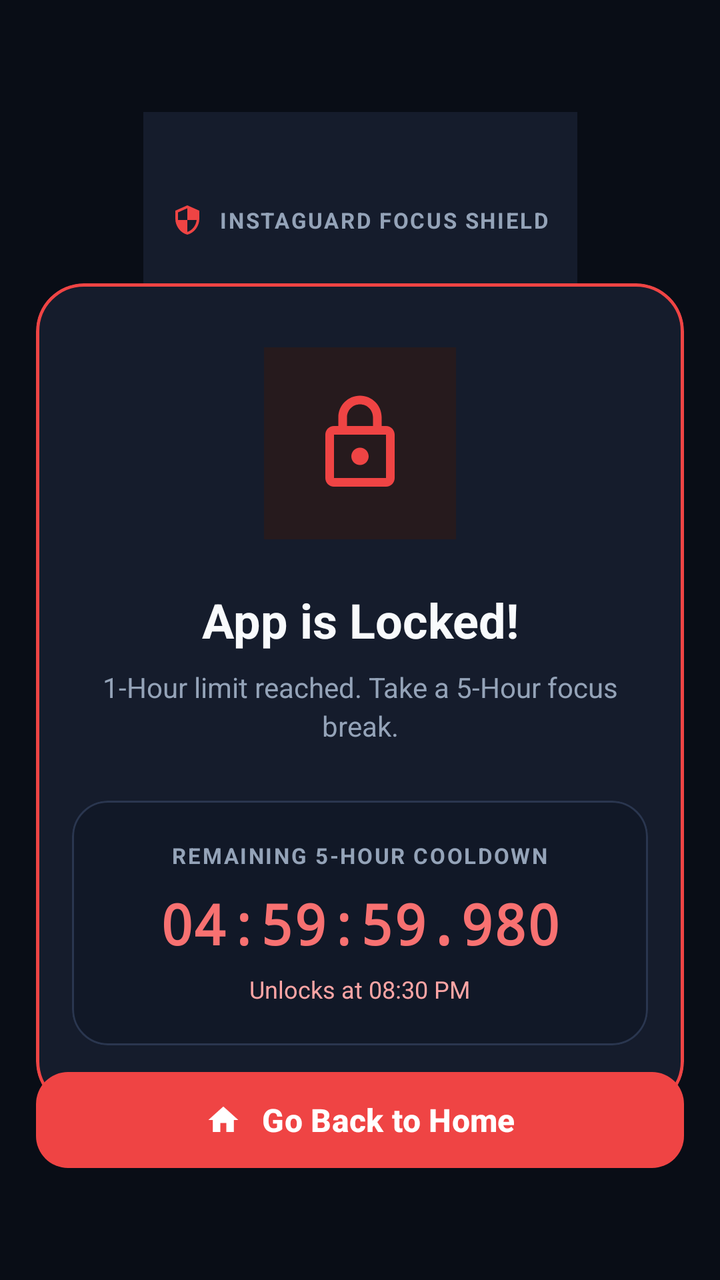
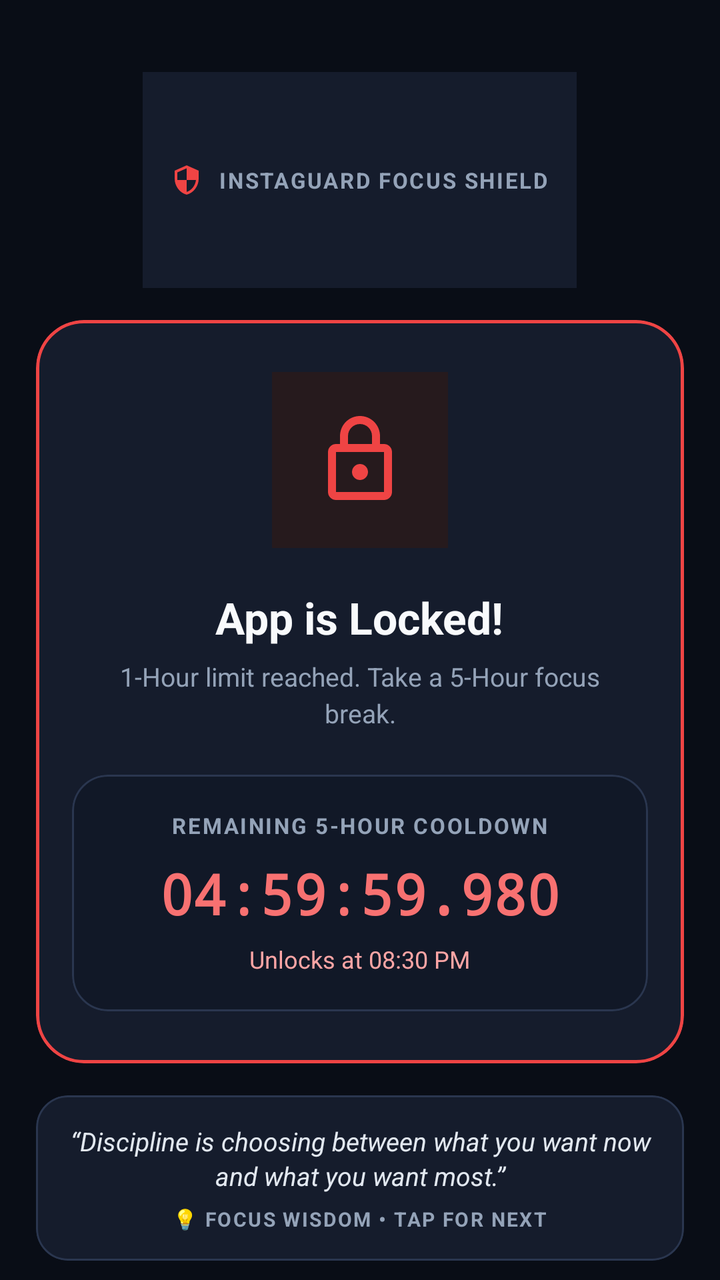

Before-and-after screenshots of an Android layout around one commit, followed by the original layout XML and the change that was made.
<!-- AndroidManifest.xml: activity theme Theme.InstaGuard.LockScreen -->
<!-- res/layout/activity_lock_screen.xml -->
<?xml version="1.0" encoding="utf-8"?>
<androidx.constraintlayout.widget.ConstraintLayout xmlns:android="http://schemas.android.com/apk/res/android"
    xmlns:app="http://schemas.android.com/apk/res-auto"
    xmlns:tools="http://schemas.android.com/tools"
    android:layout_width="match_parent"
    android:layout_height="match_parent"
    android:background="@color/lock_bg"
    android:paddingHorizontal="18dp"
    android:paddingVertical="24dp">

    
    <LinearLayout
        android:id="@+id/layoutTopBadge"
        android:layout_width="wrap_content"
        android:layout_height="wrap_content"
        android:layout_marginTop="32dp"
        android:background="@drawable/ic_launcher_background"
        android:backgroundTint="@color/lock_surface"
        android:gravity="center_vertical"
        android:orientation="horizontal"
        android:paddingHorizontal="14dp"
        android:paddingVertical="8dp"
        app:layout_constraintEnd_toEndOf="parent"
        app:layout_constraintStart_toStartOf="parent"
        app:layout_constraintTop_toTopOf="parent">

        <ImageView
            android:layout_width="16dp"
            android:layout_height="16dp"
            android:src="@drawable/ic_shield"
            app:tint="@color/lock_accent_red"
            android:contentDescription="@null" />

        <TextView
            android:id="@+id/tvLockBadgeTitle"
            android:layout_width="wrap_content"
            android:layout_height="wrap_content"
            android:layout_marginStart="8dp"
            android:text="INSTAGUARD FOCUS SHIELD"
            android:textColor="@color/lock_text_secondary"
            android:textSize="11sp"
            android:textStyle="bold"
            android:letterSpacing="0.08" />
    </LinearLayout>

    
    <com.google.android.material.card.MaterialCardView
        android:id="@+id/cardLockContainer"
        android:layout_width="match_parent"
        android:layout_height="wrap_content"
        app:cardCornerRadius="24dp"
        app:cardElevation="0dp"
        app:strokeWidth="1.5dp"
        app:strokeColor="@color/lock_accent_red"
        app:cardBackgroundColor="@color/lock_surface"
        app:layout_constraintBottom_toTopOf="@+id/btnGoHome"
        app:layout_constraintEnd_toEndOf="parent"
        app:layout_constraintStart_toStartOf="parent"
        app:layout_constraintTop_toBottomOf="@+id/layoutTopBadge">

        <LinearLayout
            android:layout_width="match_parent"
            android:layout_height="wrap_content"
            android:gravity="center_horizontal"
            android:orientation="vertical"
            android:paddingVertical="32dp"
            android:paddingHorizontal="18dp">

            
            <FrameLayout
                android:id="@+id/frameLockIcon"
                android:layout_width="96dp"
                android:layout_height="96dp"
                android:background="@drawable/ic_launcher_background"
                android:backgroundTint="#261A1D"
                android:padding="22dp">

                <ImageView
                    android:id="@+id/imgLockIcon"
                    android:layout_width="match_parent"
                    android:layout_height="match_parent"
                    android:src="@drawable/ic_lock"
                    app:tint="@color/lock_accent_red"
                    android:contentDescription="@string/lock_screen_title" />
            </FrameLayout>

            
            <TextView
                android:id="@+id/tvLockTitle"
                android:layout_width="wrap_content"
                android:layout_height="wrap_content"
                android:layout_marginTop="24dp"
                android:text="App is Locked!"
                android:textAlignment="center"
                android:textColor="@color/lock_text_primary"
                android:textSize="24sp"
                android:textStyle="bold" />

            
            <TextView
                android:id="@+id/tvLockSubtitle"
                android:layout_width="wrap_content"
                android:layout_height="wrap_content"
                android:layout_marginTop="8dp"
                android:paddingHorizontal="12dp"
                android:text="1-Hour limit reached. Take a 5-Hour focus break."
                android:textAlignment="center"
                android:textColor="@color/lock_text_secondary"
                android:textSize="14sp"
                android:lineSpacingExtra="3dp" />

            
            <com.google.android.material.card.MaterialCardView
                android:layout_width="match_parent"
                android:layout_height="wrap_content"
                android:layout_marginTop="28dp"
                app:cardCornerRadius="18dp"
                app:cardElevation="0dp"
                app:strokeWidth="1dp"
                app:strokeColor="#2A364F"
                app:cardBackgroundColor="@color/lock_timer_bg">

                <LinearLayout
                    android:layout_width="match_parent"
                    android:layout_height="wrap_content"
                    android:gravity="center"
                    android:orientation="vertical"
                    android:paddingVertical="20dp"
                    android:paddingHorizontal="10dp">

                    <TextView
                        android:layout_width="wrap_content"
                        android:layout_height="wrap_content"
                        android:text="REMAINING 5-HOUR COOLDOWN"
                        android:textColor="@color/lock_text_secondary"
                        android:textSize="11sp"
                        android:textStyle="bold"
                        android:letterSpacing="0.08" />

                    
                    <TextView
                        android:id="@+id/tvCountdownTimer"
                        android:layout_width="match_parent"
                        android:layout_height="wrap_content"
                        android:layout_marginTop="8dp"
                        android:fontFamily="monospace"
                        android:gravity="center"
                        android:maxLines="1"
                        android:singleLine="true"
                        android:ellipsize="none"
                        android:text="04:59:59.980"
                        android:textColor="#F87171"
                        android:textSize="28sp"
                        android:textStyle="bold"
                        app:autoSizeTextType="uniform"
                        app:autoSizeMinTextSize="16sp"
                        app:autoSizeMaxTextSize="28sp"
                        app:autoSizeStepGranularity="1sp" />

                    <TextView
                        android:id="@+id/tvUnlockTimeEstimate"
                        android:layout_width="wrap_content"
                        android:layout_height="wrap_content"
                        android:layout_marginTop="6dp"
                        android:text="Unlocks at 08:30 PM"
                        android:textColor="#FCA5A5"
                        android:textSize="12sp" />
                </LinearLayout>
            </com.google.android.material.card.MaterialCardView>

        </LinearLayout>
    </com.google.android.material.card.MaterialCardView>

    
    <com.google.android.material.button.MaterialButton
        android:id="@+id/btnGoHome"
        android:layout_width="match_parent"
        android:layout_height="56dp"
        android:layout_marginBottom="28dp"
        android:text="@string/btn_go_home"
        android:textColor="#FFFFFF"
        android:textSize="16sp"
        android:textStyle="bold"
        app:backgroundTint="@color/lock_accent_red"
        app:cornerRadius="16dp"
        app:icon="@drawable/ic_home"
        app:iconGravity="textStart"
        app:iconPadding="10dp"
        app:iconTint="#FFFFFF"
        app:layout_constraintBottom_toBottomOf="parent"
        app:layout_constraintEnd_toEndOf="parent"
        app:layout_constraintStart_toStartOf="parent" />

</androidx.constraintlayout.widget.ConstraintLayout>
<!-- resources referenced by this layout -->
<resources>
  <color name="lock_accent_red">#EF4444</color>
  <color name="lock_bg">#090D16</color>
  <color name="lock_surface">#151C2C</color>
  <color name="lock_text_primary">#F8FAFC</color>
  <color name="lock_text_secondary">#94A3B8</color>
  <color name="lock_timer_bg">#111827</color>
  <!-- drawable ic_home (drawable) -->
  <vector xmlns:android="http://schemas.android.com/apk/res/android"
      android:width="24dp"
      android:height="24dp"
      android:viewportWidth="24"
      android:viewportHeight="24">
      <path
          android:fillColor="#FFFFFFFF"
          android:pathData="M10,20v-6h4v6h5v-8h3L12,3 2,12h3v8z" />
  </vector>
  <!-- drawable ic_launcher_background (drawable) -->
  <?xml version="1.0" encoding="utf-8"?>
  <vector xmlns:android="http://schemas.android.com/apk/res/android"
      android:width="108dp"
      android:height="108dp"
      android:viewportWidth="108"
      android:viewportHeight="108">
      <path
          android:fillColor="#4F46E5"
          android:pathData="M0,0h108v108h-108z" />
  </vector>
  <!-- drawable ic_lock (drawable) -->
  <vector xmlns:android="http://schemas.android.com/apk/res/android"
      android:width="24dp"
      android:height="24dp"
      android:viewportWidth="24"
      android:viewportHeight="24">
      <path
          android:fillColor="#FFFFFFFF"
          android:pathData="M18,8h-1V6c0,-2.76 -2.24,-5 -5,-5S7,3.24 7,6v2H6c-1.1,0 -2,0.9 -2,2v10c0,1.1 0.9,2 2,2h12c1.1,0 2,-0.9 2,-2V10c0,-1.1 -0.9,-2 -2,-2zM9,6c0,-1.66 1.34,-3 3,-3s3,1.34 3,3v2H9V6zm9,14H6V10h12v10zm-6,-3c1.1,0 2,-0.9 2,-2s-0.9,-2 -2,-2 -2,0.9 -2,2 0.9,2 2,2z" />
  </vector>
  <!-- drawable ic_shield (drawable) -->
  <vector xmlns:android="http://schemas.android.com/apk/res/android"
      android:width="24dp"
      android:height="24dp"
      android:viewportWidth="24"
      android:viewportHeight="24">
      <path
          android:fillColor="#FFFFFFFF"
          android:pathData="M12,1L3,5v6c0,5.55 3.84,10.74 9,12c5.16,-1.26 9,-6.45 9,-12V5L12,1zM12,11.99h7c-0.53,4.12 -3.28,7.79 -7,8.94V12H5V6.3l7,-3.11V11.99z" />
  </vector>
  <string name="btn_go_home">Go Back to Home</string>
  <string name="lock_screen_title">App is Locked!</string>
  <style name="Theme.InstaGuard.LockScreen" parent="Theme.Material3.Dark.NoActionBar">
          <item name="android:windowBackground">@color/lock_bg</item>
          <item name="android:statusBarColor">@color/lock_bg</item>
          <item name="android:navigationBarColor">@color/lock_bg</item>
          <item name="android:windowLightStatusBar" tools:targetApi="m">false</item>
          <item name="android:windowLightNavigationBar" tools:targetApi="o_mr1">false</item>
          <item name="android:windowAnimationStyle">@null</item>
      </style>
</resources>

<!-- the commit's change to res/layout/activity_lock_screen.xml (unified diff, before → after) -->
@@ -1,194 +1,256 @@
 <?xml version="1.0" encoding="utf-8"?>
-<androidx.constraintlayout.widget.ConstraintLayout xmlns:android="http://schemas.android.com/apk/res/android"
+<androidx.core.widget.NestedScrollView xmlns:android="http://schemas.android.com/apk/res/android"
     xmlns:app="http://schemas.android.com/apk/res-auto"
     xmlns:tools="http://schemas.android.com/tools"
     android:layout_width="match_parent"
     android:layout_height="match_parent"
-    android:background="@color/lock_bg"
-    android:paddingHorizontal="18dp"
-    android:paddingVertical="24dp">
-
-    
+    android:fillViewport="true"
+    android:background="@color/lock_bg">
+
     <LinearLayout
-        android:id="@+id/layoutTopBadge"
-        android:layout_width="wrap_content"
+        android:layout_width="match_parent"
         android:layout_height="wrap_content"
-        android:layout_marginTop="32dp"
-        android:background="@drawable/ic_launcher_background"
-        android:backgroundTint="@color/lock_surface"
-        android:gravity="center_vertical"
-        android:orientation="horizontal"
-        android:paddingHorizontal="14dp"
-        android:paddingVertical="8dp"
-        app:layout_constraintEnd_toEndOf="parent"
-        app:layout_constraintStart_toStartOf="parent"
-        app:layout_constraintTop_toTopOf="parent">
-
-        <ImageView
-            android:layout_width="16dp"
-            android:layout_height="16dp"
-            android:src="@drawable/ic_shield"
-            app:tint="@color/lock_accent_red"
-            android:contentDescription="@null" />
-
-        <TextView
-            android:id="@+id/tvLockBadgeTitle"
+        android:orientation="vertical"
+        android:gravity="center_horizontal"
+        android:paddingHorizontal="18dp"
+        android:paddingVertical="20dp">
+
+        
+        <LinearLayout
+            android:id="@+id/layoutTopBadge"
             android:layout_width="wrap_content"
             android:layout_height="wrap_content"
-            android:layout_marginStart="8dp"
-            android:text="INSTAGUARD FOCUS SHIELD"
-            android:textColor="@color/lock_text_secondary"
-            android:textSize="11sp"
-            android:textStyle="bold"
-            android:letterSpacing="0.08" />
-    </LinearLayout>
-
-    
-    <com.google.android.material.card.MaterialCardView
-        android:id="@+id/cardLockContainer"
-        android:layout_width="match_parent"
-        android:layout_height="wrap_content"
-        app:cardCornerRadius="24dp"
-        app:cardElevation="0dp"
-        app:strokeWidth="1.5dp"
-        app:strokeColor="@color/lock_accent_red"
-        app:cardBackgroundColor="@color/lock_surface"
-        app:layout_constraintBottom_toTopOf="@+id/btnGoHome"
-        app:layout_constraintEnd_toEndOf="parent"
-        app:layout_constraintStart_toStartOf="parent"
-        app:layout_constraintTop_toBottomOf="@+id/layoutTopBadge">
-
-        <LinearLayout
-            android:layout_width="match_parent"
-            android:layout_height="wrap_content"
-            android:gravity="center_horizontal"
-            android:orientation="vertical"
-            android:paddingVertical="32dp"
-            android:paddingHorizontal="18dp">
-
-            
-            <FrameLayout
-                android:id="@+id/frameLockIcon"
-                android:layout_width="96dp"
-                android:layout_height="96dp"
-                android:background="@drawable/ic_launcher_background"
-                android:backgroundTint="#261A1D"
-                android:padding="22dp">
-
-                <ImageView
-                    android:id="@+id/imgLockIcon"
-                    android:layout_width="match_parent"
-                    android:layout_height="match_parent"
-                    android:src="@drawable/ic_lock"
-                    app:tint="@color/lock_accent_red"
-                    android:contentDescription="@string/lock_screen_title" />
-            </FrameLayout>
-
-            
+            android:layout_marginTop="16dp"
+            android:background="@drawable/ic_launcher_background"
+            android:backgroundTint="@color/lock_surface"
+            android:gravity="center_vertical"
+            android:orientation="horizontal"
+            android:paddingHorizontal="14dp"
+            android:paddingVertical="8dp">
+
+            <ImageView
+                android:layout_width="16dp"
+                android:layout_height="16dp"
+                android:src="@drawable/ic_shield"
+                app:tint="@color/lock_accent_red"
+                android:contentDescription="@null" />
+
             <TextView
-                android:id="@+id/tvLockTitle"
+                android:id="@+id/tvLockBadgeTitle"
                 android:layout_width="wrap_content"
                 android:layout_height="wrap_content"
-                android:layout_marginTop="24dp"
-                android:text="App is Locked!"
-                android:textAlignment="center"
-                android:textColor="@color/lock_text_primary"
-                android:textSize="24sp"
-                android:textStyle="bold" />
-
-            
-            <TextView
-                android:id="@+id/tvLockSubtitle"
-                android:layout_width="wrap_content"
-                android:layout_height="wrap_content"
-                android:layout_marginTop="8dp"
-                android:paddingHorizontal="12dp"
-                android:text="1-Hour limit reached. Take a 5-Hour focus break."
-                android:textAlignment="center"
+                android:layout_marginStart="8dp"
+                android:text="INSTAGUARD FOCUS SHIELD"
                 android:textColor="@color/lock_text_secondary"
-                android:textSize="14sp"
-                android:lineSpacingExtra="3dp" />
-
-            
-            <com.google.android.material.card.MaterialCardView
+                android:textSize="11sp"
+                android:textStyle="bold"
+                android:letterSpacing="0.08" />
+        </LinearLayout>
+
+        
+        <com.google.android.material.card.MaterialCardView
+            android:id="@+id/cardLockContainer"
+            android:layout_width="match_parent"
+            android:layout_height="wrap_content"
+            android:layout_marginTop="16dp"
+            app:cardCornerRadius="24dp"
+            app:cardElevation="0dp"
+            app:strokeWidth="1.5dp"
+            app:strokeColor="@color/lock_accent_red"
+            app:cardBackgroundColor="@color/lock_surface">
+
+            <LinearLayout
                 android:layout_width="match_parent"
                 android:layout_height="wrap_content"
-                android:layout_marginTop="28dp"
-                app:cardCornerRadius="18dp"
-                app:cardElevation="0dp"
-                app:strokeWidth="1dp"
-                app:strokeColor="#2A364F"
-                app:cardBackgroundColor="@color/lock_timer_bg">
-
-                <LinearLayout
+                android:gravity="center_horizontal"
+                android:orientation="vertical"
+                android:paddingVertical="26dp"
+                android:paddingHorizontal="18dp">
+
+                
+                <FrameLayout
+                    android:id="@+id/frameLockIcon"
+                    android:layout_width="88dp"
+                    android:layout_height="88dp"
+                    android:background="@drawable/ic_launcher_background"
+                    android:backgroundTint="#261A1D"
+                    android:padding="20dp">
+
+                    <ImageView
+                        android:id="@+id/imgLockIcon"
+                        android:layout_width="match_parent"
+                        android:layout_height="match_parent"
+                        android:src="@drawable/ic_lock"
+                        app:tint="@color/lock_accent_red"
+                        android:contentDescription="@string/lock_screen_title" />
+                </FrameLayout>
+
+                
+                <TextView
+                    android:id="@+id/tvLockTitle"
+                    android:layout_width="wrap_content"
+                    android:layout_height="wrap_content"
+                    android:layout_marginTop="20dp"
+                    android:text="App is Locked!"
+                    android:textAlignment="center"
+                    android:textColor="@color/lock_text_primary"
+                    android:textSize="22sp"
+                    android:textStyle="bold" />
+
+                
+                <TextView
+                    android:id="@+id/tvLockSubtitle"
+                    android:layout_width="wrap_content"
+                    android:layout_height="wrap_content"
+                    android:layout_marginTop="6dp"
+                    android:paddingHorizontal="12dp"
+                    android:text="1-Hour limit reached. Take a 5-Hour focus break."
+                    android:textAlignment="center"
+                    android:textColor="@color/lock_text_secondary"
+                    android:textSize="13sp"
+                    android:lineSpacingExtra="3dp" />
+
+                
+                <com.google.android.material.card.MaterialCardView
                     android:layout_width="match_parent"
                     android:layout_height="wrap_content"
-                    android:gravity="center"
-                    android:orientation="vertical"
-                    android:paddingVertical="20dp"
-                    android:paddingHorizontal="10dp">
-
-                    <TextView
-                        android:layout_width="wrap_content"
-                        android:layout_height="wrap_content"
-                        android:text="REMAINING 5-HOUR COOLDOWN"
-                        android:textColor="@color/lock_text_secondary"
-                        android:textSize="11sp"
-                        android:textStyle="bold"
-                        android:letterSpacing="0.08" />
-
-                    
-                    <TextView
-                        android:id="@+id/tvCountdownTimer"
+                    android:layout_marginTop="22dp"
+                    app:cardCornerRadius="18dp"
+                    app:cardElevation="0dp"
+                    app:strokeWidth="1dp"
+                    app:strokeColor="#2A364F"
+                    app:cardBackgroundColor="@color/lock_timer_bg">
+
+                    <LinearLayout
                         android:layout_width="match_parent"
                         android:layout_height="wrap_content"
-                        android:layout_marginTop="8dp"
-                        android:fontFamily="monospace"
                         android:gravity="center"
-                        android:maxLines="1"
-                        android:singleLine="true"
-                        android:ellipsize="none"
-                        android:text="04:59:59.980"
-                        android:textColor="#F87171"
-                        android:textSize="28sp"
-                        android:textStyle="bold"
-                        app:autoSizeTextType="uniform"
-                        app:autoSizeMinTextSize="16sp"
-                        app:autoSizeMaxTextSize="28sp"
-                        app:autoSizeStepGranularity="1sp" />
-
-                    <TextView
-                        android:id="@+id/tvUnlockTimeEstimate"
-                        android:layout_width="wrap_content"
-                        android:layout_height="wrap_content"
-                        android:layout_marginTop="6dp"
-                        android:text="Unlocks at 08:30 PM"
-                        android:textColor="#FCA5A5"
-                        android:textSize="12sp" />
-                </LinearLayout>
-            </com.google.android.material.card.MaterialCardView>
-
-        </LinearLayout>
-    </com.google.android.material.card.MaterialCardView>
-
-    
-    <com.google.android.material.button.MaterialButton
-        android:id="@+id/btnGoHome"
-        android:layout_width="match_parent"
-        android:layout_height="56dp"
-        android:layout_marginBottom="28dp"
-        android:text="@string/btn_go_home"
-        android:textColor="#FFFFFF"
-        android:textSize="16sp"
-        android:textStyle="bold"
-        app:backgroundTint="@color/lock_accent_red"
-        app:cornerRadius="16dp"
-        app:icon="@drawable/ic_home"
-        app:iconGravity="textStart"
-        app:iconPadding="10dp"
-        app:iconTint="#FFFFFF"
-        app:layout_constraintBottom_toBottomOf="parent"
-        app:layout_constraintEnd_toEndOf="parent"
-        app:layout_constraintStart_toStartOf="parent" />
-
-</androidx.constraintlayout.widget.ConstraintLayout>
+                        android:orientation="vertical"
+                        android:paddingVertical="18dp"
+                        android:paddingHorizontal="10dp">
+
+                        <TextView
+                            android:layout_width="wrap_content"
+                            android:layout_height="wrap_content"
+                            android:text="REMAINING 5-HOUR COOLDOWN"
+                            android:textColor="@color/lock_text_secondary"
+                            android:textSize="11sp"
+                            android:textStyle="bold"
+                            android:letterSpacing="0.08" />
+
+                        
+                        <TextView
+                            android:id="@+id/tvCountdownTimer"
+                            android:layout_width="match_parent"
+                            android:layout_height="wrap_content"
+                            android:layout_marginTop="8dp"
+                            android:fontFamily="monospace"
+                            android:gravity="center"
+                            android:maxLines="1"
+                            android:singleLine="true"
+                            android:ellipsize="none"
+                            android:text="04:59:59.980"
+                            android:textColor="#F87171"
+                            android:textSize="28sp"
+                            android:textStyle="bold"
+                            app:autoSizeTextType="uniform"
+                            app:autoSizeMinTextSize="16sp"
+                            app:autoSizeMaxTextSize="28sp"
+                            app:autoSizeStepGranularity="1sp" />
+
+                        <TextView
+                            android:id="@+id/tvUnlockTimeEstimate"
+                            android:layout_width="wrap_content"
+                            android:layout_height="wrap_content"
+                            android:layout_marginTop="6dp"
+                            android:text="Unlocks at 08:30 PM"
+                            android:textColor="#FCA5A5"
+                            android:textSize="12sp" />
+                    </LinearLayout>
+                </com.google.android.material.card.MaterialCardView>
+
+            </LinearLayout>
+        </com.google.android.material.card.MaterialCardView>
+
+        
+        <com.google.android.material.card.MaterialCardView
+            android:id="@+id/cardMotivationalQuote"
+            android:layout_width="match_parent"
+            android:layout_height="wrap_content"
+            android:layout_marginTop="16dp"
+            android:clickable="true"
+            android:focusable="true"
+            android:foreground="?attr/selectableItemBackground"
+            app:cardCornerRadius="16dp"
+            app:cardElevation="0dp"
+            app:strokeWidth="1dp"
+            app:strokeColor="#2A364F"
+            app:cardBackgroundColor="@color/lock_surface">
+
+            <LinearLayout
+                android:layout_width="match_parent"
+                android:layout_height="wrap_content"
+                android:orientation="vertical"
+                android:gravity="center_horizontal"
+                android:paddingHorizontal="16dp"
+                android:paddingVertical="14dp">
+
+                <TextView
+                    android:id="@+id/tvMotivationalQuote"
+                    android:layout_width="match_parent"
+                    android:layout_height="wrap_content"
+                    android:text="“Discipline is choosing between what you want now and what you want most.”"
+                    android:textAlignment="center"
+                    android:textColor="#E2E8F0"
+                    android:textSize="13sp"
+                    android:textStyle="italic"
+                    android:lineSpacingExtra="2dp" />
+
+                <TextView
+                    android:id="@+id/tvQuoteAuthor"
+                    android:layout_width="wrap_content"
+                    android:layout_height="wrap_content"
+                    android:layout_marginTop="6dp"
+                    android:text="💡 FOCUS WISDOM • TAP FOR NEXT"
+                    android:textColor="#94A3B8"
+                    android:textSize="10sp"
+                    android:letterSpacing="0.08"
+                    android:textStyle="bold" />
+            </LinearLayout>
+        </com.google.android.material.card.MaterialCardView>
+
+        
+        <com.google.android.material.button.MaterialButton
+            android:id="@+id/btnGoHome"
+            android:layout_width="match_parent"
+            android:layout_height="54dp"
+            android:layout_marginTop="18dp"
+            android:text="@string/btn_go_home"
+            android:textColor="#FFFFFF"
+            android:textSize="15sp"
+            android:textStyle="bold"
+            app:backgroundTint="@color/lock_accent_red"
+            app:cornerRadius="16dp"
+            app:icon="@drawable/ic_home"
+            app:iconGravity="textStart"
+            app:iconPadding="10dp"
+            app:iconTint="#FFFFFF" />
+
+        
+        <com.google.android.material.button.MaterialButton
+            android:id="@+id/btnEmergencyUnlock"
+            style="@style/Widget.Material3.Button.OutlinedButton"
+            android:layout_width="match_parent"
+            android:layout_height="48dp"
+            android:layout_marginTop="10dp"
+            android:layout_marginBottom="16dp"
+            android:text="🚨 Emergency 5-Min Unlock (1/Day)"
+            android:textColor="#FCA5A5"
+            android:textSize="13sp"
+            android:textStyle="bold"
+            app:strokeColor="#7F1D1D"
+            app:strokeWidth="1.2dp"
+            app:cornerRadius="16dp" />
+
+    </LinearLayout>
+</androidx.core.widget.NestedScrollView>
